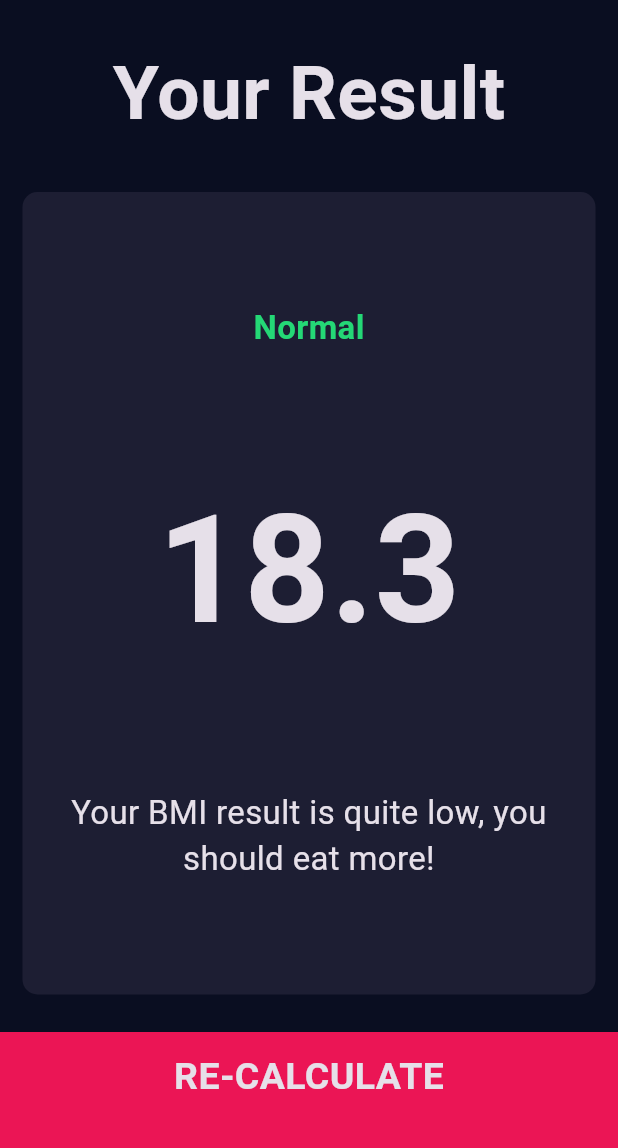
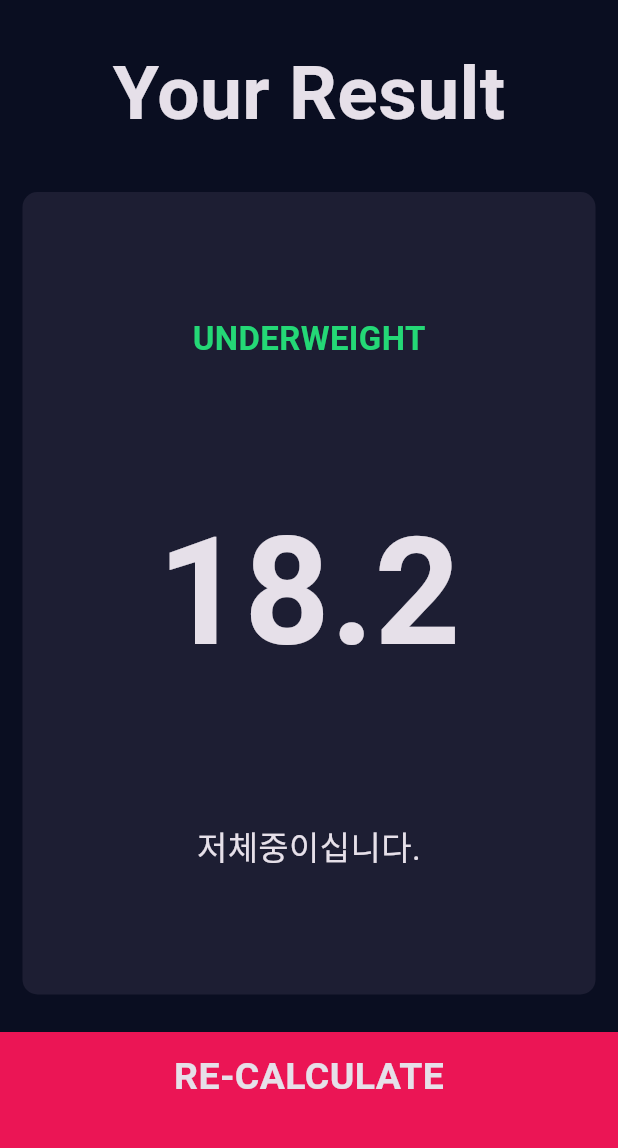
Before and after one commit to dong336/bmi_calculator_flutter, a Flutter app: the screen it shows after launch, after a tap on "CALCULATE", on a phone screen of 412 x 824 dp, the part 84-1232 px from its top. Run offline on Flutter 3.47's test engine with Material 3 defaults, Android fonts, the phone set to English and light mode, and no system bars; our stand-ins replace font_awesome_flutter.

Commit message:
BMI 계산 공식

```diff
--- /dev/null
+++ b/lib/calculator_brain.dart
@@ -0,0 +1,39 @@
+import 'dart:math';
+
+class CalculatorBrain {
+  final int height;
+  final int weight;
+
+  double _bmi = 0;
+
+  CalculatorBrain({
+    required this.height,
+    required this.weight,
+
+  });
+
+  String calculateBMI() {
+    _bmi = weight / pow(height / 100, 2);
+    return _bmi.toStringAsFixed(1);
+  }
+
+  String getResult() {
+    if (_bmi >= 25) {
+      return 'Overweight';
+    } else if (_bmi > 18.5) {
+      return 'Normal';
+    } else {
+      return 'Underweight';
+    }
+  }
+
+  String getInterpretation() {
+    if (_bmi >= 25) {
+      return '과체중이십니다.';
+    } else if (_bmi >= 18.5) {
+      return '평균체중이십니다.';
+    } else {
+      return '저체중이십니다.';
+    }
+  }
+}
--- a/lib/screens/input_page.dart
+++ b/lib/screens/input_page.dart
@@ -1,11 +1,13 @@
 import 'results_page.dart';
 import 'package:flutter/material.dart';
 import 'package:font_awesome_flutter/font_awesome_flutter.dart';
+import 'package:bmi_calculator_flutter/calculator_brain.dart';
 import '../components/icon_content.dart';
 import '../components/reuse_card.dart';
 import '../constants.dart';
 import '../components/bottom_button.dart';
 import '../components/round_icon_button.dart';
+
 
 enum Gender {
   male,
@@ -213,10 +215,16 @@ class _InputPageState extends State<InputPage> {
             BottomButton(
               buttonTitle: 'CALCULATE',
               onTap: () {
+                CalculatorBrain calc = CalculatorBrain(height: height, weight: weight);
+
                 Navigator.push(
                   context,
                   MaterialPageRoute(
-                    builder: (context) => const ResultsPage(),
+                    builder: (context) => ResultsPage(
+                      bmiResult: calc.calculateBMI(),
+                      resultText: calc.getResult(),
+                      interpretation: calc.getInterpretation(),
+                    ),
                   ),
                 );
               },
--- a/lib/screens/results_page.dart
+++ b/lib/screens/results_page.dart
@@ -4,7 +4,17 @@ import '../components/reuse_card.dart';
 import '../components/bottom_button.dart';
 
 class ResultsPage extends StatelessWidget {
-  const ResultsPage({super.key});
+
+  final String bmiResult;
+  final String resultText;
+  final String interpretation;
+
+  const ResultsPage({
+    super.key,
+    required this.bmiResult,
+    required this.resultText,
+    required this.interpretation,
+  });
 
   @override
   Widget build(BuildContext context) {
@@ -30,20 +40,20 @@ class ResultsPage extends StatelessWidget {
             flex: 5,
             child: ReuseCard(
               color_: kActiveCardColor_,
-              cardChild: const Column(
+              cardChild: Column(
                 mainAxisAlignment: MainAxisAlignment.spaceEvenly,
                 crossAxisAlignment: CrossAxisAlignment.center,
                 children: [
                   Text(
-                    'Normal',
-                    style: kResultTextStyle
+                    resultText.toUpperCase(),
+                    style: kResultTextStyle,
                   ),
                   Text(
-                    '18.3',
-                    style: kBMITextStyle
+                    bmiResult,
+                    style: kBMITextStyle,
                   ),
                   Text(
-                    'Your BMI result is quite low, you should eat more!',
+                    interpretation,
                     textAlign: TextAlign.center,
                     style: kBodyTextStyle,
                   ),
```
